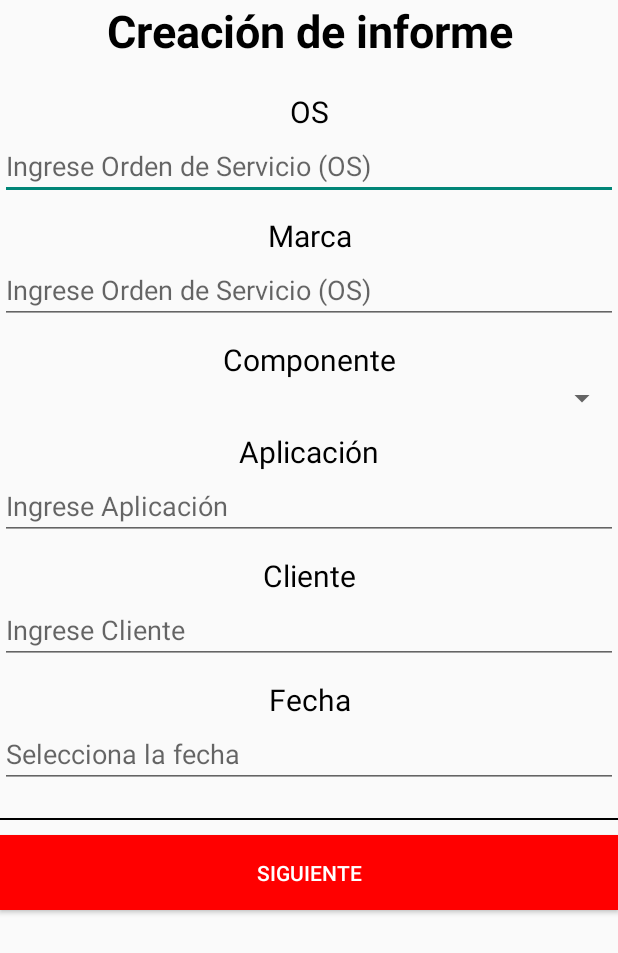
After one commit to phancisco/creacion-informes, an Android app built with Jetpack Compose: the CreacionInforme1 screen opened directly, with no data from a screen before it, on a phone screen of 412 x 824 dp. The commit adds this screen. Shown: the top 953 px of the screen. Run offline under Robolectric (Android 15) with nearby library versions, the phone set to English and light mode, and no system bars.

Commit message:
pantalla de datos basicos y de parametros hecho

```diff
--- a/app_android/app/src/main/AndroidManifest.xml
+++ b/app_android/app/src/main/AndroidManifest.xml
@@ -11,6 +11,12 @@
         android:roundIcon="@mipmap/ic_launcher_round"
         android:supportsRtl="true"
         android:theme="@style/Theme.CreacionInformes">
+        <activity
+            android:name=".ui.theme.ParametroActivity"
+            android:exported="false" />
+        <activity
+            android:name=".CreacionInforme1"
+            android:exported="false" />
         <activity
             android:name=".MainMenu"
             android:exported="false" />
--- /dev/null
+++ b/app_android/app/src/main/java/com/example/creacioninformes/CreacionInforme1.kt
@@ -0,0 +1,20 @@
+package com.example.creacioninformes
+
+import android.os.Bundle
+import androidx.activity.enableEdgeToEdge
+import androidx.appcompat.app.AppCompatActivity
+import androidx.core.view.ViewCompat
+import androidx.core.view.WindowInsetsCompat
+
+class CreacionInforme1 : AppCompatActivity() {
+    override fun onCreate(savedInstanceState: Bundle?) {
+        super.onCreate(savedInstanceState)
+        enableEdgeToEdge()
+        setContentView(R.layout.activity_creacion_informe1)
+        ViewCompat.setOnApplyWindowInsetsListener(findViewById(R.id.main)) { v, insets ->
+            val systemBars = insets.getInsets(WindowInsetsCompat.Type.systemBars())
+            v.setPadding(systemBars.left, systemBars.top, systemBars.right, systemBars.bottom)
+            insets
+        }
+    }
+}
--- /dev/null
+++ b/app_android/app/src/main/res/layout/activity_creacion_informe1.xml
@@ -0,0 +1,115 @@
+<?xml version="1.0" encoding="utf-8"?>
+<LinearLayout xmlns:android="http://schemas.android.com/apk/res/android"
+    xmlns:tools="http://schemas.android.com/tools"
+    android:id="@+id/main"
+    android:layout_width="match_parent"
+    android:layout_height="match_parent"
+    tools:context=".CreacionInforme1"
+    android:orientation="vertical"
+    android:padding="20dp">
+    <TextView
+        android:id="@+id/TitleApp"
+        android:layout_width="match_parent"
+        android:layout_height="wrap_content"
+        android:text="@string/titleCreacionInforme"
+        android:textSize="30sp"
+        android:textColor="@color/black"
+        android:textStyle="bold"
+        android:gravity="center"/>
+    <LinearLayout
+        android:id="@+id/sectionInputCreacion1"
+        android:layout_width="match_parent"
+        android:layout_height="wrap_content"
+        android:orientation="vertical"
+        android:paddingTop="20dp">
+        <TextView
+            android:layout_width="match_parent"
+            android:layout_height="wrap_content"
+            android:text="OS"
+            android:textSize="20sp"
+            android:textColor="@color/black"
+            android:gravity="center"/>
+        <EditText
+            android:id="@+id/InputRut"
+            android:layout_width="match_parent"
+            android:layout_height="wrap_content"
+            android:hint="Ingrese Orden de Servicio (OS)"
+            android:layout_marginBottom="10dp"/>
+        <TextView
+            android:layout_width="match_parent"
+            android:layout_height="wrap_content"
+            android:text="Marca"
+            android:textSize="20sp"
+            android:textColor="@color/black"
+            android:gravity="center"/>
+        <EditText
+            android:id="@+id/InputRut"
+            android:layout_width="match_parent"
+            android:layout_height="wrap_content"
+            android:hint="Ingrese Orden de Servicio (OS)"
+            android:layout_marginBottom="10dp"/>
+        <TextView
+            android:layout_width="match_parent"
+            android:layout_height="wrap_content"
+            android:text="Componente"
+            android:textSize="20sp"
+            android:textColor="@color/black"
+            android:gravity="center"/>
+        <Spinner
+            android:id="@+id/InputRut"
+            android:layout_width="match_parent"
+            android:layout_height="wrap_content"
+            android:layout_marginBottom="10dp"/>
+        <TextView
+            android:layout_width="match_parent"
+            android:layout_height="wrap_content"
+            android:text="Aplicación"
+            android:textSize="20sp"
+            android:textColor="@color/black"
+            android:gravity="center"/>
+        <EditText
+            android:id="@+id/InputRut"
+            android:layout_width="match_parent"
+            android:layout_height="wrap_content"
+            android:hint="Ingrese Aplicación"
+            android:layout_marginBottom="10dp"/>
+        <TextView
+            android:layout_width="match_parent"
+            android:layout_height="wrap_content"
+            android:text="Cliente"
+            android:textSize="20sp"
+            android:textColor="@color/black"
+            android:gravity="center"/>
+        <EditText
+            android:id="@+id/InputRut"
+            android:layout_width="match_parent"
+            android:layout_height="wrap_content"
+            android:hint="Ingrese Cliente"
+            android:layout_marginBottom="10dp"/>
+        <TextView
+            android:layout_width="match_parent"
+            android:layout_height="wrap_content"
+            android:text="Fecha"
+            android:textSize="20sp"
+            android:textColor="@color/black"
+            android:gravity="center"/>
+        <EditText
+            android:id="@+id/InputRut"
+            android:layout_width="match_parent"
+            android:layout_height="wrap_content"
+            android:hint="Selecciona la fecha"
+            android:layout_marginBottom="10dp"/>
+    </LinearLayout>
+    <View
+        android:layout_width="match_parent"
+        android:layout_height="1dp"
+        android:layout_marginVertical="10dp"
+        android:background="@android:color/black" />
+    <Button
+        android:id="@+id/ButtonLogin"
+        android:layout_width="match_parent"
+        android:layout_height="50dp"
+        android:background="#FF0000"
+        android:text="Siguiente"
+        android:textColor="@color/white"/>
+</LinearLayout>
--- a/app_android/app/src/main/res/values/strings.xml
+++ b/app_android/app/src/main/res/values/strings.xml
@@ -9,5 +9,6 @@
     <string name="ContentDescriptionLogo">logo de la empresa</string>
     <string name="CreateReport">Crear Informe</string>
     <string name="HistoryReport">Ver Historial</string>
+    <string name="titleCreacionInforme">Creación de informe</string>
 
 </resources>
```
Also changed, not shown: app_android/app/src/main/java/com/example/creacioninformes/ui/theme/ParametroActivity.kt (added, +21 -0 lines), app_android/app/src/main/res/drawable/ic_close.xml (added, +9 -0 lines), app_android/app/src/main/res/layout/activity_parametro.xml (added, +50 -0 lines), app_android/app/src/main/res/layout/item_check.xml (added, +9 -0 lines), app_android/app/src/main/res/layout/item_image_preview.xml (added, +23 -0 lines), app_android/app/src/main/res/layout/popup_image.xml (added, +24 -0 lines).
